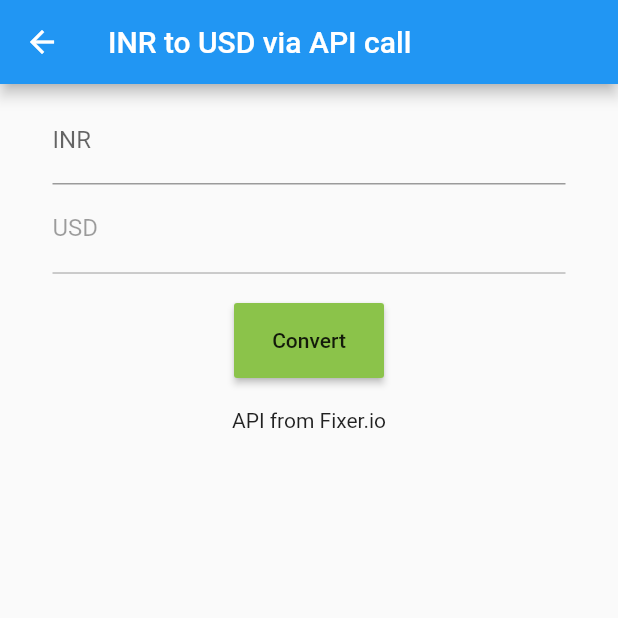
After one commit to kapilg99/flutter-demo, a Flutter app: the screen it shows after launch, after a tap on the "monetization on" icon, on a phone screen of 412 x 824 dp, the top half of it. The commit adds this screen. Run offline on Flutter 3.47's test engine with Material 2 defaults, Android fonts, the phone set to English and light mode, and no system bars; our stand-ins replace sqflite; accounts and stored records are empty; network calls fail.

Commit message:
Added API call from Fixer.io

```diff
--- /dev/null
+++ b/lib/currency_converter.dart
@@ -0,0 +1,86 @@
+import 'dart:async';
+import 'dart:convert';
+
+import 'package:flutter/material.dart';
+import 'package:flutter_crud/keys/api_keys.dart';
+import 'package:http/http.dart' as http;
+
+class CurrencyConverter extends StatefulWidget {
+  @override
+  _CurrencyConverterState createState() => _CurrencyConverterState();
+}
+
+class _CurrencyConverterState extends State<CurrencyConverter> {
+  final _controlINR = TextEditingController();
+  final _controlUSD = TextEditingController();
+  final url = "http://data.fixer.io/api/latest?access_key=" +
+      APIKeys.fixerKey +
+      "&symbols=INR,USD&format=1";
+  List data;
+
+  @override
+  Widget build(BuildContext context) {
+    return Scaffold(
+      appBar: AppBar(
+        title: Text('INR to USD via API call'),
+      ),
+      body: Container(
+        padding: EdgeInsets.symmetric(vertical: 3, horizontal: 30),
+        margin: EdgeInsets.fromLTRB(5, 5, 5, 5),
+        child: Column(children: <Widget>[
+          TextField(
+            decoration: InputDecoration(
+              labelText: "INR",
+            ),
+            controller: _controlINR,
+          ),
+          TextField(
+            decoration: InputDecoration(
+              labelText: "USD",
+            ),
+            controller: _controlUSD,
+            enabled: false,
+          ),
+          Container(
+            margin: const EdgeInsets.only(top: 20.0),
+            child: ButtonTheme(
+              minWidth: 100,
+              height: 50,
+              child: RaisedButton(
+                child: Text("Convert"),
+                color: Colors.lightGreen,
+                onPressed: () {
+                  setState(() {
+                    var text = _fetchJSONData();
+                  });
+                },
+              ),
+            ),
+          ),
+          Container(
+            margin: const EdgeInsets.only(top: 20.0),
+            child: Text("API from Fixer.io"),
+          ),
+        ]),
+      ),
+    );
+  }
+
+  Future<String> _fetchJSONData() async {
+    var response = await http
+        .get(Uri.encodeFull(url), headers: {"Accept": "application/json"});
+    var jsonData = jsonDecode(response.body);
+    var inr = jsonData['rates']['INR'];
+    var usd = jsonData['rates']['USD'];
+    setState(() {
+      var amount = int.parse(_controlINR.text);
+      if (amount < 0) {
+        _controlUSD.text = "Amount cannot be negative";
+      } else if (amount == 0) {
+        _controlUSD.text = "0.00";
+      } else {
+        _controlUSD.text = ((amount / inr) * usd).toStringAsFixed(2);
+      }
+    });
+  }
+}
--- a/lib/main.dart
+++ b/lib/main.dart
@@ -1,6 +1,8 @@
 import 'package:flutter/material.dart';
 import 'package:flutter_crud/models/member.dart';
 import 'package:flutter_crud/utils/database_helper.dart';
+
+import 'currency_converter.dart';
 
 void main() {
   runApp(MyApp());
@@ -65,6 +67,15 @@ class _MyHomePageState extends State<MyHomePage> {
             _list(),
           ],
         ),
+      ),
+      floatingActionButton: FloatingActionButton(
+        child: Icon(Icons.monetization_on),
+        onPressed: () {
+          Navigator.push(
+            context,
+            MaterialPageRoute(builder: (context) => CurrencyConverter()),
+          );
+        },
       ),
       resizeToAvoidBottomPadding: false,
     );
--- a/pubspec.yaml
+++ b/pubspec.yaml
@@ -30,6 +30,7 @@ dependencies:
   cupertino_icons: ^0.1.3
   sqflite : any
   path_provider : any
+  http: ^0.12.0+2
 
 dev_dependencies:
   flutter_test:
@@ -47,9 +48,8 @@ flutter:
   uses-material-design: true
 
   # To add assets to your application, add an assets section, like this:
-  # assets:
-  #   - images/a_dot_burr.jpeg
-  #   - images/a_dot_ham.jpeg
+  assets:
+    - assets/
 
   # An image asset can refer to one or more resolution-specific "variants", see
   # https://flutter.dev/assets-and-images/#resolution-aware.
```
Also changed, not shown: pubspec.lock, 2 other files.
